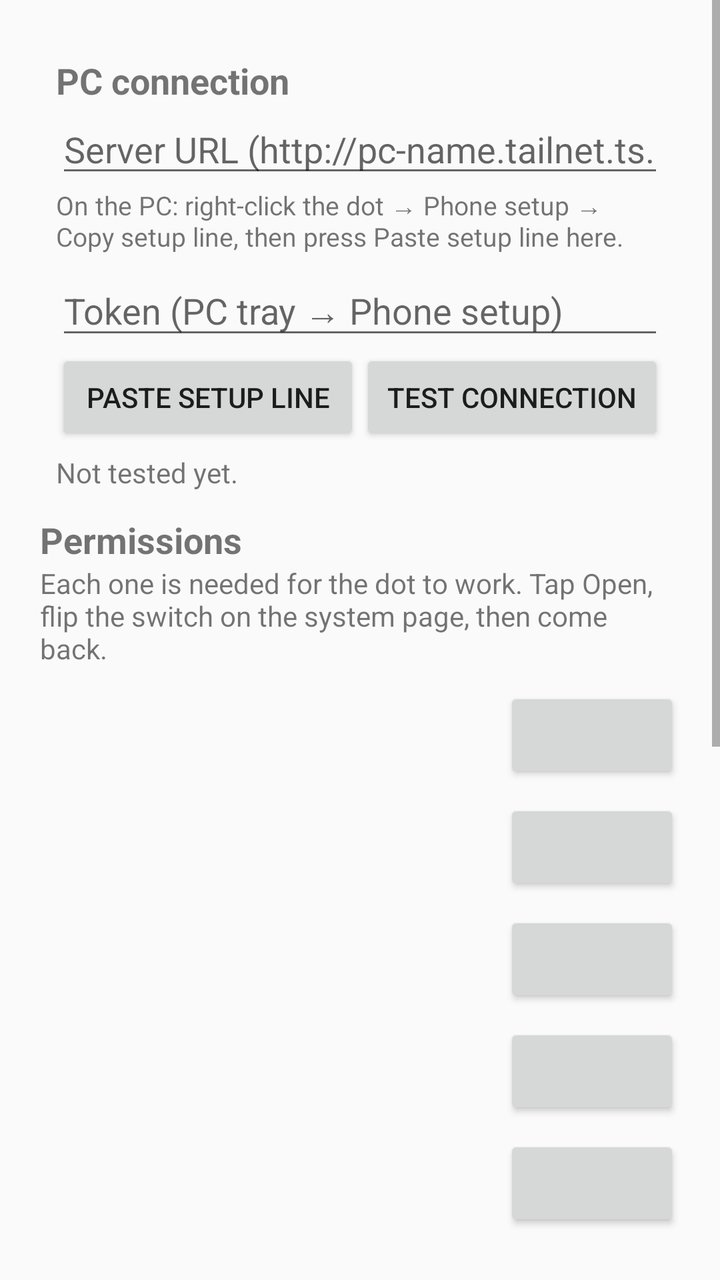
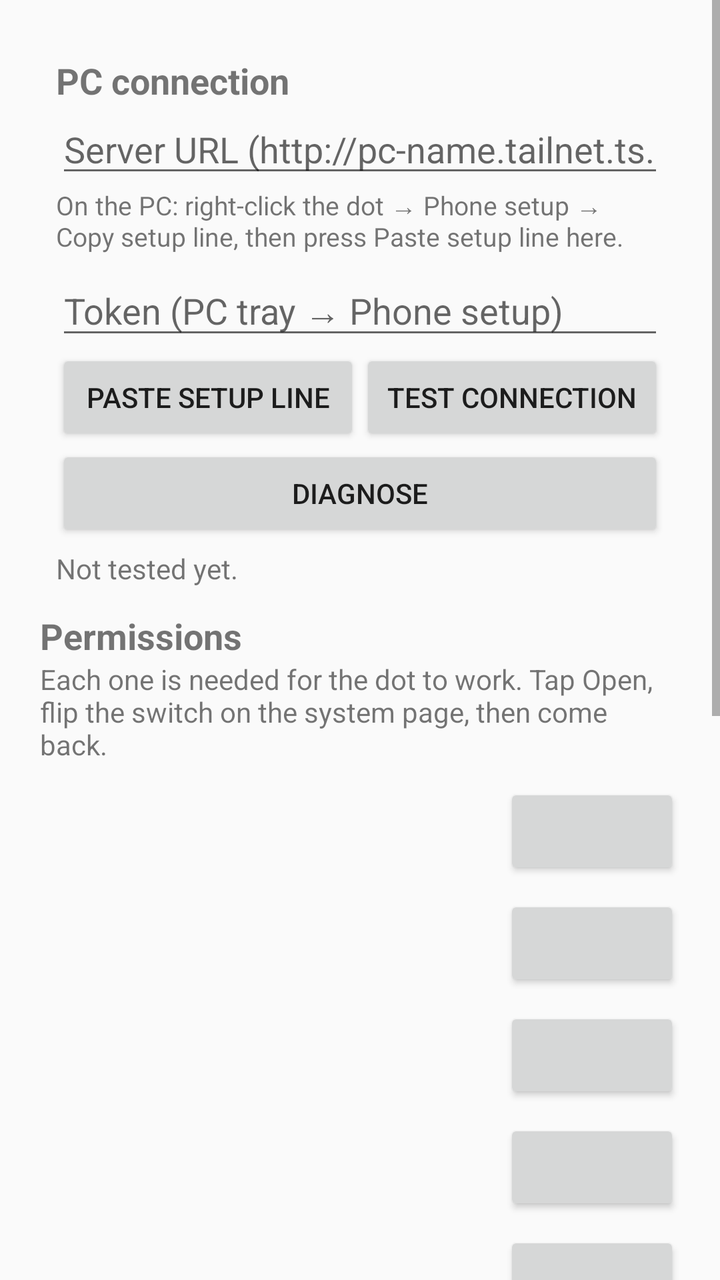

Two renders of the same Android screen: before a commit and after it. Below are the layout's source before the change and the commit's diff.
<!-- AndroidManifest.xml: application theme Theme.LocalFlow -->
<!-- res/layout/activity_main.xml -->
<?xml version="1.0" encoding="utf-8"?>
<ScrollView xmlns:android="http://schemas.android.com/apk/res/android"
    android:layout_width="match_parent"
    android:layout_height="match_parent"
    android:fillViewport="true">

    <LinearLayout
        android:layout_width="match_parent"
        android:layout_height="wrap_content"
        android:orientation="vertical"
        android:padding="20dp">

        <LinearLayout
            android:id="@+id/connectionCard"
            android:layout_width="match_parent"
            android:layout_height="wrap_content"
            android:orientation="vertical"
            android:padding="8dp">

        <TextView
            android:layout_width="match_parent"
            android:layout_height="wrap_content"
            android:text="@string/section_pc"
            android:textStyle="bold"
            android:textSize="18sp" />

        <EditText
            android:id="@+id/serverUrl"
            android:layout_width="match_parent"
            android:layout_height="wrap_content"
            android:hint="@string/hint_url"
            android:inputType="textUri"
            android:importantForAutofill="no"
            android:singleLine="true" />

        <TextView
            android:id="@+id/urlHint"
            android:layout_width="match_parent"
            android:layout_height="wrap_content"
            android:paddingBottom="6dp"
            android:textSize="13sp"
            android:text="@string/url_blank_hint" />

        <EditText
            android:id="@+id/token"
            android:layout_width="match_parent"
            android:layout_height="wrap_content"
            android:hint="@string/hint_token"
            android:inputType="textVisiblePassword|textNoSuggestions"
            android:importantForAutofill="no"
            android:singleLine="true" />

        <LinearLayout
            android:layout_width="match_parent"
            android:layout_height="wrap_content"
            android:orientation="horizontal">

            <Button
                android:id="@+id/pasteSetup"
                android:layout_width="0dp"
                android:layout_height="wrap_content"
                android:layout_weight="1"
                android:text="@string/btn_paste_setup" />

            <Button
                android:id="@+id/testConnection"
                android:layout_width="0dp"
                android:layout_height="wrap_content"
                android:layout_weight="1"
                android:text="@string/btn_test" />
        </LinearLayout>

        <TextView
            android:id="@+id/connectionStatus"
            android:layout_width="match_parent"
            android:layout_height="wrap_content"
            android:paddingTop="4dp"
            android:paddingBottom="4dp"
            android:text="@string/status_not_tested" />

        </LinearLayout>

        <TextView
            android:layout_width="match_parent"
            android:layout_height="wrap_content"
            android:text="@string/section_permissions"
            android:textStyle="bold"
            android:textSize="18sp" />

        <TextView
            android:layout_width="match_parent"
            android:layout_height="wrap_content"
            android:paddingBottom="6dp"
            android:text="@string/permissions_help" />

        <LinearLayout style="@style/PermRow">
            <TextView android:id="@+id/permMicText" style="@style/PermText" />
            <Button android:id="@+id/permMicBtn" style="@style/PermBtn" />
        </LinearLayout>

        <LinearLayout style="@style/PermRow">
            <TextView android:id="@+id/permOverlayText" style="@style/PermText" />
            <Button android:id="@+id/permOverlayBtn" style="@style/PermBtn" />
        </LinearLayout>

        <LinearLayout style="@style/PermRow">
            <TextView android:id="@+id/permAccessText" style="@style/PermText" />
            <Button android:id="@+id/permAccessBtn" style="@style/PermBtn" />
        </LinearLayout>

        <LinearLayout style="@style/PermRow">
            <TextView android:id="@+id/permNotifText" style="@style/PermText" />
            <Button android:id="@+id/permNotifBtn" style="@style/PermBtn" />
        </LinearLayout>

        <LinearLayout style="@style/PermRow">
            <TextView android:id="@+id/permBatteryText" style="@style/PermText" />
            <Button android:id="@+id/permBatteryBtn" style="@style/PermBtn" />
        </LinearLayout>

        <TextView
            android:layout_width="match_parent"
            android:layout_height="wrap_content"
            android:paddingTop="16dp"
            android:text="@string/section_dot"
            android:textStyle="bold"
            android:textSize="18sp" />

        <androidx.appcompat.widget.SwitchCompat
            android:id="@+id/showDot"
            android:layout_width="match_parent"
            android:layout_height="wrap_content"
            android:paddingVertical="10dp"
            android:text="@string/switch_show_dot" />

        <androidx.appcompat.widget.SwitchCompat
            android:id="@+id/showOnlyWhenTyping"
            android:layout_width="match_parent"
            android:layout_height="wrap_content"
            android:paddingVertical="10dp"
            android:text="@string/switch_show_only_when_typing" />

        <TextView
            android:id="@+id/showOnlyNote"
            android:layout_width="match_parent"
            android:layout_height="wrap_content"
            android:paddingBottom="6dp"
            android:textSize="13sp"
            android:visibility="gone"
            android:text="@string/show_only_needs_service" />

        <androidx.appcompat.widget.SwitchCompat
            android:id="@+id/pressEnter"
            android:layout_width="match_parent"
            android:layout_height="wrap_content"
            android:paddingVertical="10dp"
            android:text="@string/switch_press_enter" />

        <androidx.appcompat.widget.SwitchCompat
            android:id="@+id/haptics"
            android:layout_width="match_parent"
            android:layout_height="wrap_content"
            android:paddingVertical="10dp"
            android:text="@string/switch_haptics" />

        <androidx.appcompat.widget.SwitchCompat
            android:id="@+id/sounds"
            android:layout_width="match_parent"
            android:layout_height="wrap_content"
            android:paddingVertical="10dp"
            android:text="@string/switch_sounds" />

        <TextView
            android:layout_width="match_parent"
            android:layout_height="wrap_content"
            android:paddingTop="16dp"
            android:textSize="13sp"
            android:text="@string/how_to" />

        <TextView
            android:id="@+id/versionText"
            android:layout_width="match_parent"
            android:layout_height="wrap_content"
            android:paddingTop="16dp"
            android:textSize="12sp"
            android:alpha="0.6" />
    </LinearLayout>
</ScrollView>
<!-- resources referenced by this layout -->
<resources>
  <string name="btn_paste_setup">Paste setup line</string>
  <string name="btn_test">Test connection</string>
  <string name="hint_token">Token (PC tray → Phone setup)</string>
  <string name="hint_url">Server URL (http://pc-name.tailnet.ts.net)</string>
  <string name="how_to">Hold the dot to talk (push-to-talk), release to send. Tap it once for hands-free, tap ✓ when you are done, ✕ to throw the recording away. Drag it anywhere; it snaps to the nearest edge. By default the dot only appears while a text field is active or the keyboard is up.\n\nGrey = ready. Red = recording. Orange ring = hands-free. Blue = the PC is thinking. Green = text inserted. Red ring = something went wrong (a toast says what). If the red ring stays, the PC timed out: tap the dot to retry with the same audio.</string>
  <string name="permissions_help">Each one is needed for the dot to work. Tap Open, flip the switch on the system page, then come back.</string>
  <string name="section_dot">The dot</string>
  <string name="section_pc">PC connection</string>
  <string name="section_permissions">Permissions</string>
  <string name="show_only_needs_service">Needs the accessibility service (Permissions above). Until it is on, the dot stays visible everywhere.</string>
  <string name="status_not_tested">Not tested yet.</string>
  <string name="switch_haptics">Haptic tick on state changes</string>
  <string name="switch_press_enter">Press Enter when you say “press enter”</string>
  <string name="switch_show_dot">Show the dot</string>
  <string name="switch_show_only_when_typing">Show the dot only when a text field is active</string>
  <string name="switch_sounds">Sounds</string>
  <string name="url_blank_hint">On the PC: right-click the dot → Phone setup → Copy setup line, then press Paste setup line here.</string>
  <style name="PermBtn">
          <item name="android:layout_width">wrap_content</item>
          <item name="android:layout_height">wrap_content</item>
          <item name="android:minWidth">88dp</item>
      </style>
  <style name="PermRow">
          <item name="android:layout_width">match_parent</item>
          <item name="android:layout_height">wrap_content</item>
          <item name="android:orientation">horizontal</item>
          <item name="android:gravity">center_vertical</item>
          <item name="android:paddingTop">4dp</item>
          <item name="android:paddingBottom">4dp</item>
      </style>
  <style name="PermText">
          <item name="android:layout_width">0dp</item>
          <item name="android:layout_height">wrap_content</item>
          <item name="android:layout_weight">1</item>
      </style>
  <style name="Theme.LocalFlow" parent="Theme.AppCompat.DayNight">
          <item name="colorPrimary">@color/dot_bg</item>
          <item name="colorPrimaryDark">@color/icon_bg</item>
          <item name="colorAccent">@color/dot_processing</item>
      </style>
  <color name="dot_bg">#1F2937</color>
  <color name="icon_bg">#111827</color>
  <color name="dot_processing">#3B82F6</color>
</resources>

<!-- the commit's change to res/layout/activity_main.xml (unified diff, before → after) -->
@@ -69,6 +69,12 @@
                 android:layout_weight="1"
                 android:text="@string/btn_test" />
         </LinearLayout>
+
+        <Button
+            android:id="@+id/diagnose"
+            android:layout_width="match_parent"
+            android:layout_height="wrap_content"
+            android:text="@string/btn_diagnose" />
 
         <TextView
             android:id="@+id/connectionStatus"
<!-- resource entries referenced after the edit -->
@@ -1,5 +1,6 @@
 <!-- resources referenced by this layout -->
 <resources>
+  <string name="btn_diagnose">Diagnose</string>
   <string name="btn_paste_setup">Paste setup line</string>
   <string name="btn_test">Test connection</string>
   <string name="hint_token">Token (PC tray → Phone setup)</string>
